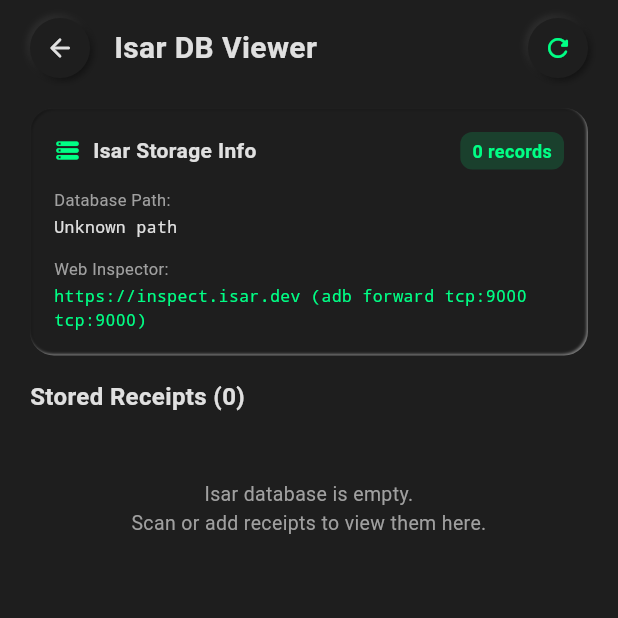
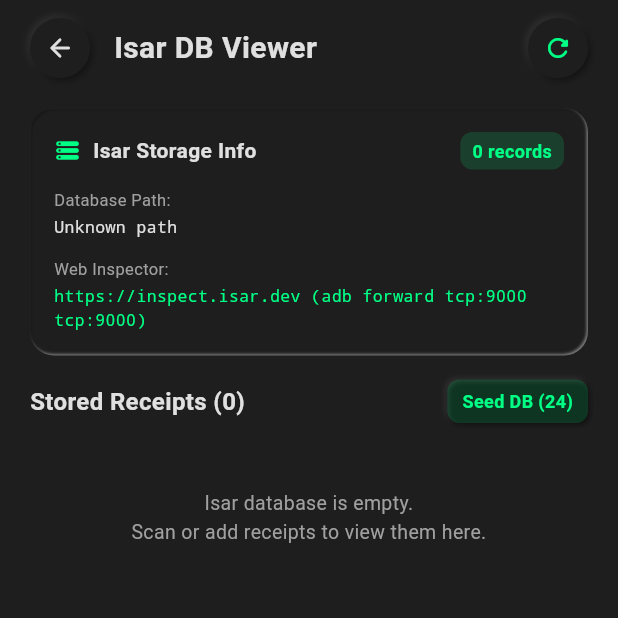
Before and after one commit to HaiqalHarona/Receipt-Logging-App, a Flutter app: the DbViewerScreen screen opened by its route, on a phone screen of 412 x 824 dp, the top half of it. Run offline on Flutter 3.47's test engine with Material 3 defaults, Android fonts, the phone set to English and light mode, and no system bars; our stand-ins replace camera, flutter_dotenv, flutter_neumorphic_plus, go_router, image_picker, isar and 1 more; missing offline and left inert: google_mlkit_text_recognition; accounts and stored records are empty; generated files the repository leaves out were written again; network calls fail; project files that could hold a hidden picture were left out.

Commit message:
feat: add ReceiptSeeder to populate database with realistic receipt records

```diff
--- /dev/null
+++ b/lib/data/seeders/receipt_seeder.dart
@@ -0,0 +1,188 @@
+// File: lib/data/seeders/receipt_seeder.dart
+
+import 'dart:math';
+import '../../domain/models/line_item.dart';
+import '../../domain/models/receipt.dart';
+import '../repositories/receipt_repository.dart';
+
+/// Database seeder for populating 24 realistic receipt records
+/// spanning the last 12 months (2 receipts for each month).
+class ReceiptSeeder {
+  ReceiptSeeder._();
+
+  static const List<String> _monthNames = [
+    'Jan', 'Feb', 'Mar', 'Apr', 'May', 'Jun',
+    'Jul', 'Aug', 'Sep', 'Oct', 'Nov', 'Dec'
+  ];
+
+  static const List<String> _merchants = [
+    'Target Superstore',
+    'Shell Gas Station',
+    'Whole Foods Market',
+    'Apple Store NYC',
+    'Blue Bottle Coffee',
+    'Trader Joe\'s',
+    'Costco Wholesale',
+    'Starbucks Coffee',
+    'Best Buy',
+    'CVS Pharmacy',
+    'Chevron Gas',
+    'Home Depot',
+    'Amazon Fresh',
+    'Walmart Supercenter',
+    'Walgreens',
+  ];
+
+  static const List<String> _categories = [
+    'Groceries',
+    'Dining',
+    'Transport',
+    'Electronics',
+    'Entertainment',
+    'Shopping',
+    'Utilities',
+    'Health',
+  ];
+
+  static const Map<String, List<String>> _itemCatalog = {
+    'Groceries': [
+      'Organic Milk 1 Gal',
+      'Avocados Bag 5ct',
+      'Almond Butter 16oz',
+      'Greek Yogurt 32oz',
+      'Paper Towels 6pk',
+      'Sourdough Bread',
+      'Fresh Strawberries',
+    ],
+    'Dining': [
+      'Iced Latte',
+      'Artisanal Pizza',
+      'Avocado Toast',
+      'Ramen Bowl',
+      'Sparkling Water',
+      'Cheeseburger Combo',
+    ],
+    'Transport': [
+      'Unleaded Gas 12Gal',
+      'EV Fast Charge',
+      'Subway Day Pass',
+      'Parking Fee',
+    ],
+    'Electronics': [
+      'USB-C Charging Cable',
+      'Wireless Mouse',
+      'Screen Protector',
+      'Bluetooth Earbuds',
+    ],
+    'Entertainment': [
+      'Movie Cinema Tickets',
+      'Concert Pass',
+      'Board Game Set',
+    ],
+    'Shopping': [
+      'Cotton T-Shirt',
+      'Desk Lamp LED',
+      'Notebook Set',
+    ],
+    'Utilities': [
+      'Electricity Bill Payment',
+      'Water Supply Bill',
+      'Fiber Internet Bill',
+    ],
+    'Health': [
+      'Vitamin C 1000mg',
+      'Hand Sanitizer 16oz',
+      'First Aid Kit',
+    ],
+  };
+
+  /// Generates 24 realistic receipt records spanning the last 12 months (2 per month).
+  static List<Receipt> generate24Receipts({Random? randomOverride}) {
+    final rand = randomOverride ?? Random(42); // Deterministic seed for consistency
+    final List<Receipt> generated = [];
+    final now = DateTime.now();
+
+    int idCounter = 1;
+
+    // Generate 2 receipts for each of the last 12 months (11 months ago to current month)
+    for (int i = 11; i >= 0; i--) {
+      final yearMonth = DateTime(now.year, now.month - i, 1);
+      final daysInMonth = DateTime(yearMonth.year, yearMonth.month + 1, 0).day;
+
+      // Two dates in the month (e.g. day 5..12 and day 18..26)
+      final day1 = 3 + rand.nextInt(min(10, daysInMonth - 2));
+      final day2 = min(15 + rand.nextInt(10), daysInMonth);
+
+      final datesInMonth = [
+        DateTime(yearMonth.year, yearMonth.month, day1, 10 + rand.nextInt(8), rand.nextInt(59)),
+        DateTime(yearMonth.year, yearMonth.month, day2, 11 + rand.nextInt(8), rand.nextInt(59)),
+      ];
+
+      for (final receiptDate in datesInMonth) {
+        final merchant = _merchants[rand.nextInt(_merchants.length)];
+
+        // Select 1 to 3 unique categories (emoji-free)
+        final categoryCount = 1 + rand.nextInt(3);
+        final shuffledCat = List<String>.from(_categories)..shuffle(rand);
+        final selectedCategories = shuffledCat.take(categoryCount).toList();
+        final categoryString = selectedCategories.join(', ');
+
+        // Generate 1 to 5 line items
+        final lineItemCount = 1 + rand.nextInt(5);
+        final List<LineItem> lineItems = [];
+        double receiptTotal = 0.0;
+
+        for (int k = 0; k < lineItemCount; k++) {
+          final primaryCat = selectedCategories[rand.nextInt(selectedCategories.length)];
+          final catalog = _itemCatalog[primaryCat] ?? _itemCatalog['Groceries']!;
+          final description = catalog[rand.nextInt(catalog.length)];
+
+          // Price between $5.00 and $30.00
+          final rawPrice = 5.0 + (rand.nextDouble() * 25.0);
+          final unitPrice = (rawPrice * 100).round() / 100.0;
+
+          // Quantity between 1 and 6
+          final quantity = (1 + rand.nextInt(6)).toDouble();
+          final itemTotal = ((unitPrice * quantity) * 100).round() / 100.0;
+
+          lineItems.add(
+            LineItem(
+              description: description,
+              quantity: quantity,
+              unitPrice: unitPrice,
+              totalPrice: itemTotal,
+            ),
+          );
+
+          receiptTotal += itemTotal;
+        }
+
+        receiptTotal = (receiptTotal * 100).round() / 100.0;
+        final dateString = '${_monthNames[receiptDate.month - 1]} ${receiptDate.day.toString().padLeft(2, '0')}, ${receiptDate.year}';
+
+        generated.add(
+          Receipt(
+            id: 'seed-receipt-${idCounter.toString().padLeft(3, '0')}',
+            merchant: merchant,
+            date: dateString,
+            amount: receiptTotal,
+            currency: 'USD',
+            category: categoryString,
+            createdAt: receiptDate,
+            lineItems: lineItems,
+          ),
+        );
+
+        idCounter++;
+      }
+    }
+
+    return generated;
+  }
+
+  /// Seeds 24 receipts into the [ReceiptRepository].
+  static Future<void> seedDatabase() async {
+    final receipts = generate24Receipts();
+    await ReceiptRepository.instance.saveAllReceipts(receipts);
+  }
+}
--- a/lib/ui/features/settings/views/db_viewer_screen.dart
+++ b/lib/ui/features/settings/views/db_viewer_screen.dart
@@ -5,6 +5,7 @@
 import 'package:go_router/go_router.dart';
 import '../../../../services/isar_service.dart';
 import '../../../../data/repositories/receipt_repository.dart';
+import '../../../../data/seeders/receipt_seeder.dart';
 import '../../../core/theme/theme_controller.dart';
 
 class DbViewerScreen extends StatefulWidget {
@@ -186,7 +187,37 @@
                               color: textPrimary,
                             ),
                           ),
-                          if (receipts.isNotEmpty)
+                          Row(
+                            children: [
+                              NeumorphicButton(
+                                style: NeumorphicStyle(
+                                  depth: 2,
+                                  boxShape: NeumorphicBoxShape.roundRect(BorderRadius.circular(8)),
+                                  color: accent.withValues(alpha: 0.15),
+                                ),
+                                padding: const EdgeInsets.symmetric(horizontal: 10, vertical: 6),
+                                onPressed: () async {
+                                  await ReceiptSeeder.seedDatabase();
+                                  if (context.mounted) {
+                                    ScaffoldMessenger.of(context).showSnackBar(
+                                      const SnackBar(
+                                        content: Text('Seeded 24 receipts across 12 months!'),
+                                        behavior: SnackBarBehavior.floating,
+                                      ),
+                                    );
+                                  }
+                                },
+                                child: Text(
+                                  "Seed DB (24)",
+                                  style: TextStyle(
+                                    fontSize: 12,
+                                    fontWeight: FontWeight.bold,
+                                    color: accent,
+                                  ),
+                                ),
+                              ),
+                              if (receipts.isNotEmpty) ...[
+                                const SizedBox(width: 8),
                                 NeumorphicButton(
                                   style: NeumorphicStyle(
                                     depth: 2,
@@ -205,6 +236,9 @@
                                       color: Colors.redAccent,
                                     ),
                                   ),
+                                ),
+                              ],
+                            ],
                           ),
                         ],
                       ),
```
Lines whose indentation alone changed are shown as unchanged.
